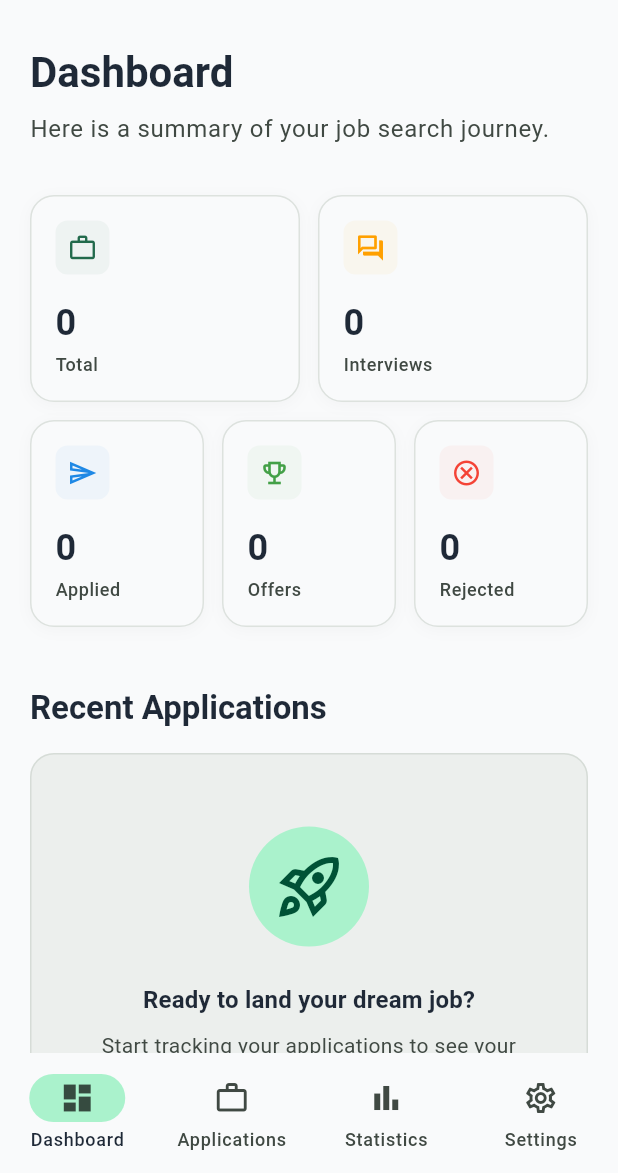
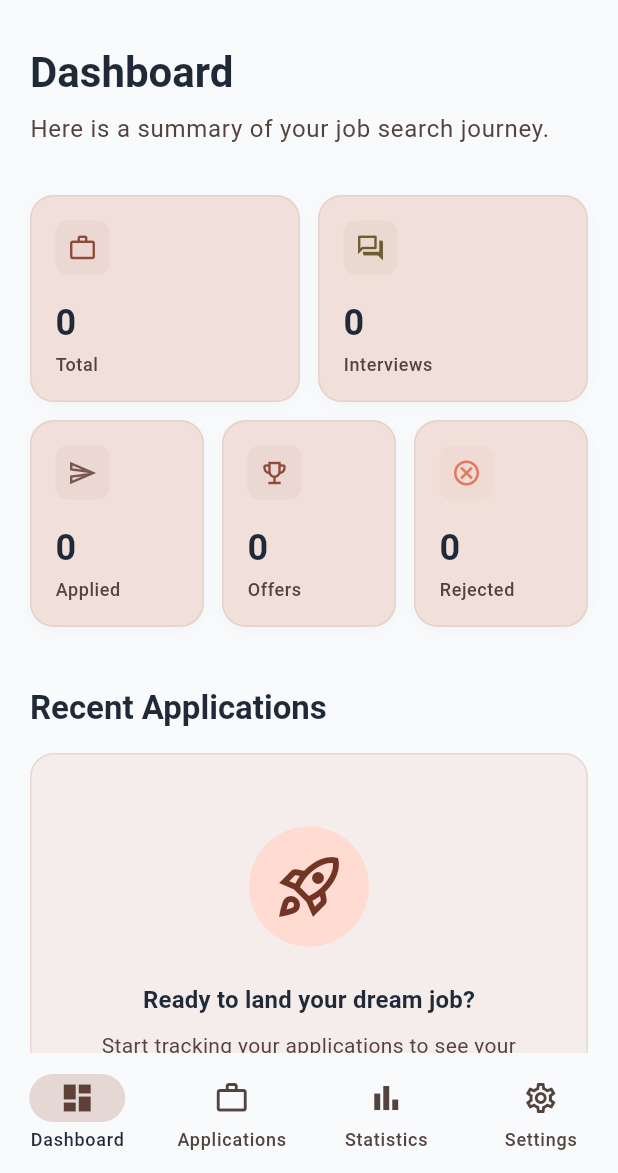
Before and after one commit to hibarani/job_application_tracker, a Flutter app: the screen it shows after launch, on a phone screen of 412 x 824 dp, the part 63-1236 px from its top. Run offline on Flutter 3.47's test engine with Material 3 defaults, Android fonts, the phone set to English and light mode, and no system bars; our stand-ins replace shared_preferences.

Commit message:
Refine dashboard visual design and color theme

```diff
--- a/lib/app/theme/app_theme.dart
+++ b/lib/app/theme/app_theme.dart
@@ -4,17 +4,25 @@ import 'package:flutter/material.dart';
 class AppTheme {
   AppTheme._();
 
-  static const Color _seedColor = Color(0xFF10B981); // Emerald/Teal
+  // Premium Dark Productivity App Palette
+  static const Color darkBackground = Color(0xFF17182F); // Deep Indigo-Navy
+  static const Color darkSurface = Color(0xFF211F42); // Rich Indigo
+  static const Color primaryAccent = Color(0xFFE9785B); // Muted Coral
+  static const Color secondaryAccent = Color(0xFF7167B5); // Soft Violet-Indigo
+  static const Color supportingAccent = Color(0xFFE5B866); // Soft Amber
+  static const Color textPrimary = Color(0xFFF4F0E8); // Warm Ivory
+  static const Color textSecondary = Color(0xFFAAA8BC); // Muted Lavender Gray
+
   static const double borderRadius = 16.0;
 
   /// Light theme definition.
   static ThemeData get lightTheme {
     return _buildTheme(
       ColorScheme.fromSeed(
-        seedColor: _seedColor,
+        seedColor: primaryAccent,
         brightness: Brightness.light,
-        surface: const Color(0xFFF9FAFB), // Warm off-white
-        onSurface: const Color(0xFF1F2937), // Deep charcoal
+        surface: const Color(0xFFF9FAFB),
+        onSurface: const Color(0xFF1F2937),
       ),
     );
   }
@@ -23,10 +31,16 @@ class AppTheme {
   static ThemeData get darkTheme {
     return _buildTheme(
       ColorScheme.fromSeed(
-        seedColor: _seedColor,
+        seedColor: primaryAccent,
         brightness: Brightness.dark,
-        surface: const Color(0xFF111827), // Deep charcoal foundation
-        onSurface: const Color(0xFFF9FAFB), // Off-white text
+        surface: darkBackground,
+        onSurface: textPrimary,
+      ).copyWith(
+        surfaceContainerHighest: darkSurface,
+        onSurfaceVariant: textSecondary,
+        primary: primaryAccent,
+        secondary: secondaryAccent,
+        tertiary: supportingAccent,
       ),
     );
   }
@@ -44,11 +58,12 @@ class AppTheme {
         foregroundColor: colorScheme.onSurface,
       ),
       cardTheme: CardThemeData(
+        color: colorScheme.surfaceContainerHighest,
         elevation: 0,
         shape: RoundedRectangleBorder(
           borderRadius: BorderRadius.circular(borderRadius),
           side: BorderSide(
-            color: colorScheme.outlineVariant.withValues(alpha: 0.5),
+            color: colorScheme.outlineVariant.withValues(alpha: 0.1),
           ),
         ),
       ),
@@ -86,7 +101,7 @@ class AppTheme {
         elevation: 2,
         labelBehavior: NavigationDestinationLabelBehavior.alwaysShow,
         backgroundColor: colorScheme.surface,
-        indicatorColor: colorScheme.primaryContainer,
+        indicatorColor: colorScheme.primary.withValues(alpha: 0.2),
       ),
       chipTheme: ChipThemeData(
         shape: RoundedRectangleBorder(borderRadius: BorderRadius.circular(8.0)),
--- a/lib/features/dashboard/screens/dashboard_screen.dart
+++ b/lib/features/dashboard/screens/dashboard_screen.dart
@@ -120,6 +120,7 @@ class _DashboardScreenState extends State<DashboardScreen> {
   }
 
   Widget _buildStatsSection(BuildContext context) {
+    final colorScheme = Theme.of(context).colorScheme;
     return Column(
       children: [
         Row(
@@ -129,7 +130,7 @@ class _DashboardScreenState extends State<DashboardScreen> {
                 title: 'Total',
                 value: _total.toString(),
                 icon: Icons.work_outline,
-                color: Theme.of(context).colorScheme.primary,
+                color: colorScheme.primary,
               ),
             ),
             const SizedBox(width: 12),
@@ -138,7 +139,7 @@ class _DashboardScreenState extends State<DashboardScreen> {
                 title: 'Interviews',
                 value: _interviews.toString(),
                 icon: Icons.forum_outlined,
-                color: Colors.amber.shade700,
+                color: colorScheme.tertiary,
               ),
             ),
           ],
@@ -151,7 +152,7 @@ class _DashboardScreenState extends State<DashboardScreen> {
                 title: 'Applied',
                 value: _applied.toString(),
                 icon: Icons.send_outlined,
-                color: Colors.blue.shade600,
+                color: colorScheme.secondary,
               ),
             ),
             const SizedBox(width: 12),
@@ -160,7 +161,7 @@ class _DashboardScreenState extends State<DashboardScreen> {
                 title: 'Offers',
                 value: _offers.toString(),
                 icon: Icons.emoji_events_outlined,
-                color: Colors.green.shade600,
+                color: colorScheme.primary,
               ),
             ),
             const SizedBox(width: 12),
@@ -169,7 +170,7 @@ class _DashboardScreenState extends State<DashboardScreen> {
                 title: 'Rejected',
                 value: _rejected.toString(),
                 icon: Icons.cancel_outlined,
-                color: Colors.red.shade500,
+                color: const Color(0xFFE07A5F),
               ),
             ),
           ],
@@ -265,7 +266,7 @@ class _StatCard extends StatelessWidget {
     return Container(
       padding: const EdgeInsets.all(16),
       decoration: BoxDecoration(
-        color: colorScheme.surface,
+        color: colorScheme.surfaceContainerHighest,
         borderRadius: BorderRadius.circular(16),
         border: Border.all(
           color: colorScheme.outlineVariant.withValues(alpha: 0.5),
@@ -321,18 +322,19 @@ class _ApplicationTile extends StatelessWidget {
 
   const _ApplicationTile({required this.application});
 
-  Color _getStatusColor(ApplicationStatus status) {
+  Color _getStatusColor(BuildContext context, ApplicationStatus status) {
+    final colorScheme = Theme.of(context).colorScheme;
     switch (status) {
       case ApplicationStatus.applied:
-        return Colors.blue;
+        return colorScheme.secondary;
       case ApplicationStatus.screening:
-        return Colors.purple;
+        return colorScheme.secondary;
       case ApplicationStatus.interview:
-        return Colors.amber.shade700;
+        return colorScheme.tertiary;
       case ApplicationStatus.offer:
-        return Colors.green;
+        return colorScheme.primary;
       case ApplicationStatus.rejected:
-        return Colors.red;
+        return const Color(0xFFE07A5F);
     }
   }
 
@@ -345,13 +347,13 @@ class _ApplicationTile extends StatelessWidget {
   Widget build(BuildContext context) {
     final theme = Theme.of(context);
     final colorScheme = theme.colorScheme;
-    final statusColor = _getStatusColor(application.status);
+    final statusColor = _getStatusColor(context, application.status);
     final isDark = theme.brightness == Brightness.dark;
 
     return Container(
       padding: const EdgeInsets.all(16),
       decoration: BoxDecoration(
-        color: colorScheme.surface,
+        color: colorScheme.surfaceContainerHighest,
         borderRadius: BorderRadius.circular(16),
         border: Border.all(
           color: colorScheme.outlineVariant.withValues(alpha: 0.5),
@@ -371,7 +373,7 @@ class _ApplicationTile extends StatelessWidget {
             width: 48,
             height: 48,
             decoration: BoxDecoration(
-              color: colorScheme.surfaceContainerHighest,
+              color: colorScheme.surface,
               borderRadius: BorderRadius.circular(12),
             ),
             alignment: Alignment.center,
```
